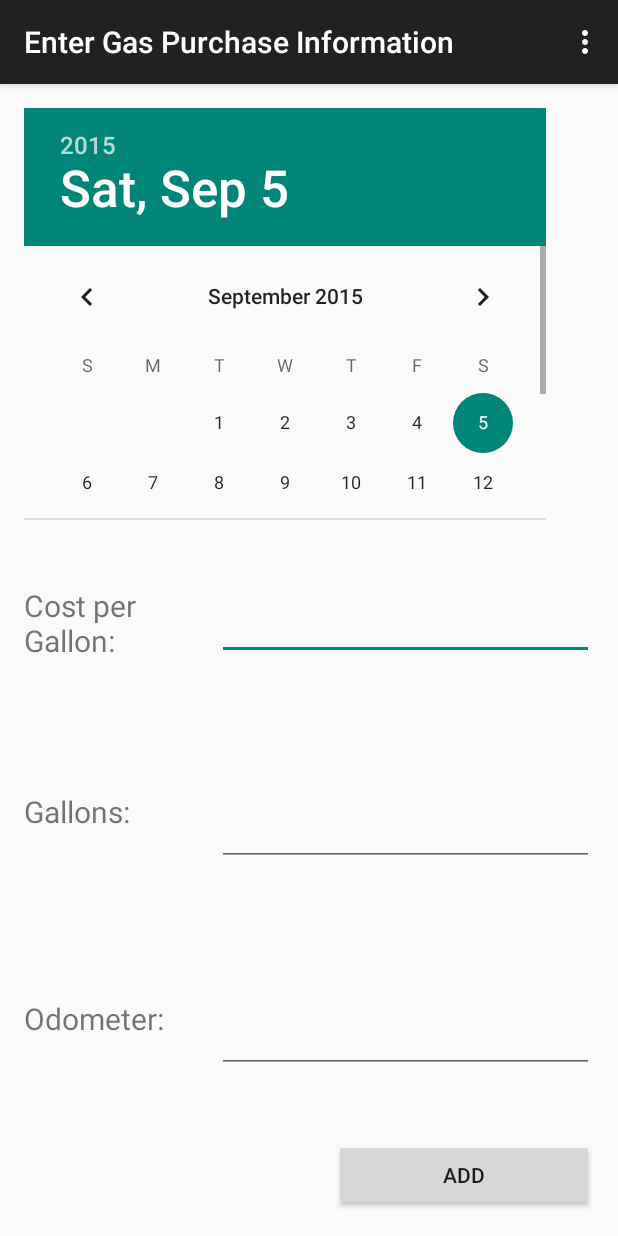
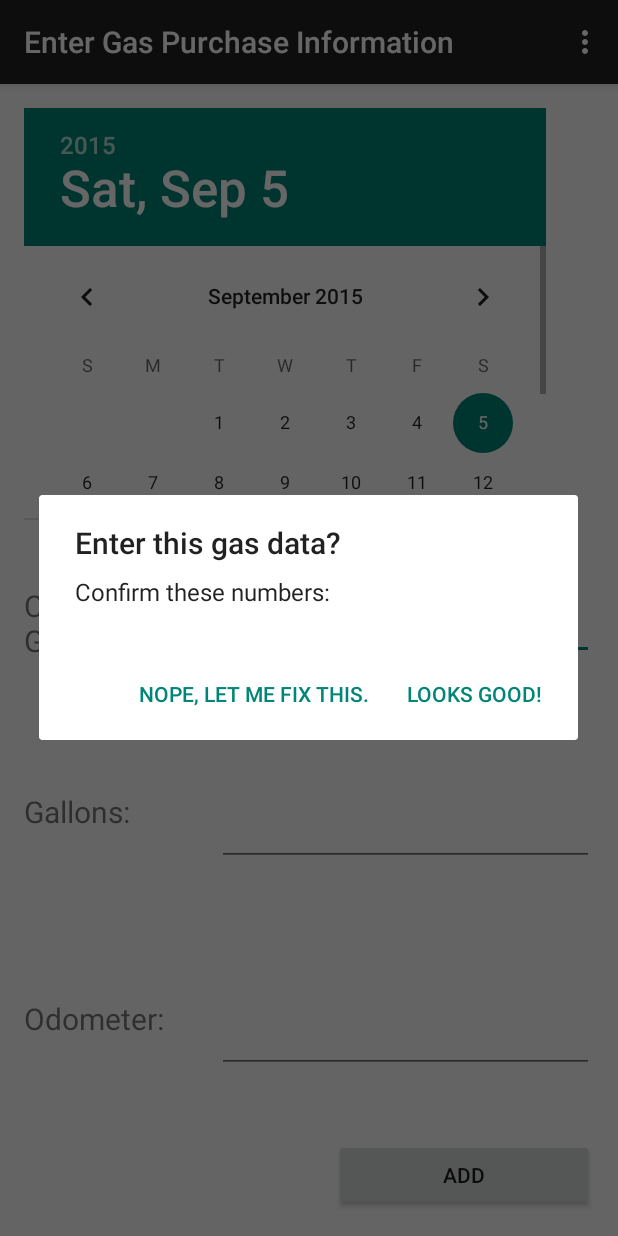
Before and after one commit to deplicator/simple-mileage-and-maintenance, an Android app: the EnterGasActivity screen opened directly, with no data from a screen before it, after a tap on "ADD", on a phone screen of 412 x 824 dp. Run offline under Robolectric (Android 15) with nearby library versions, the light colour scheme and no system bars; 3 statements that could not run were skipped.

Commit message:
Made a dialog. Neat. <camera click sound>

```diff
--- a/app/src/main/java/net/geekwagon/apps/simplemileageandmaintenance/EnterGasActivity.java
+++ b/app/src/main/java/net/geekwagon/apps/simplemileageandmaintenance/EnterGasActivity.java
@@ -1,6 +1,8 @@
 package net.geekwagon.apps.simplemileageandmaintenance;
 
 import android.app.AlertDialog;
+import android.app.Dialog;
+import android.app.DialogFragment;
 import android.content.DialogInterface;
 import android.support.v7.app.AppCompatActivity;
 import android.os.Bundle;
@@ -28,6 +30,8 @@ public class EnterGasActivity extends AppCompatActivity {
         yourButton.setOnClickListener(new View.OnClickListener() {
             public void onClick(View v) {
 
+                //todo: what if something is blank? causes error if not float
+
                 // Getting date
                 DatePicker gas_date = (DatePicker) findViewById(R.id.gas_date_field);
                 int day = gas_date.getDayOfMonth();
@@ -48,25 +52,40 @@ public class EnterGasActivity extends AppCompatActivity {
 
 
                 Log.d(TAG, "clicked on add! cost:" + gas_cost + ", gallons: " + gas_gallons + "odo: " + gas_odometer);
-                AlertDialog.Builder alertdlg = new AlertDialog.Builder(v.getContext());
-                alertdlg.setMessage("are you sure?");
-                alertdlg.setPositiveButton("Looks Good", new DialogInterface.OnClickListener() {
 
-                    @Override
-                    public void onClick(DialogInterface dialog, int which) {
-                        Log.d(TAG, "yes");
-                    }
-                });
-                alertdlg.setNegativeButton("Let me change that", new DialogInterface.OnClickListener() {
 
-                    @Override
-                    public void onClick(DialogInterface dialog, int which) {
-                        Log.d(TAG, "no");
-                    }
-                });
+
+                AlertDialog.Builder alertDialogBuilder = new AlertDialog.Builder(v.getContext());
+
+                // set title
+                alertDialogBuilder.setTitle("Enter this gas data?");
+
+                // set dialog message
+                alertDialogBuilder
+                    //todo: show confirmation info here
+                    .setMessage("Confirm these numbers:")
+                    .setCancelable(false)
+                    .setPositiveButton("Looks good!",new DialogInterface.OnClickListener() {
+                        public void onClick(DialogInterface dialog,int id) {
+                            //todo: before exit save data... how do you save data?
+                            EnterGasActivity.this.finish();
+                        }
+                    })
+                    .setNegativeButton("Nope, let me fix this.", new DialogInterface.OnClickListener() {
+                        public void onClick(DialogInterface dialog, int id) {
+                            dialog.cancel();
+                        }
+                    });
+
+                // create alert dialog
+                AlertDialog alertDialog = alertDialogBuilder.create();
+
+                // show it
+                alertDialog.show();
             }
         });
     }
+
 
 
     @Override
```
